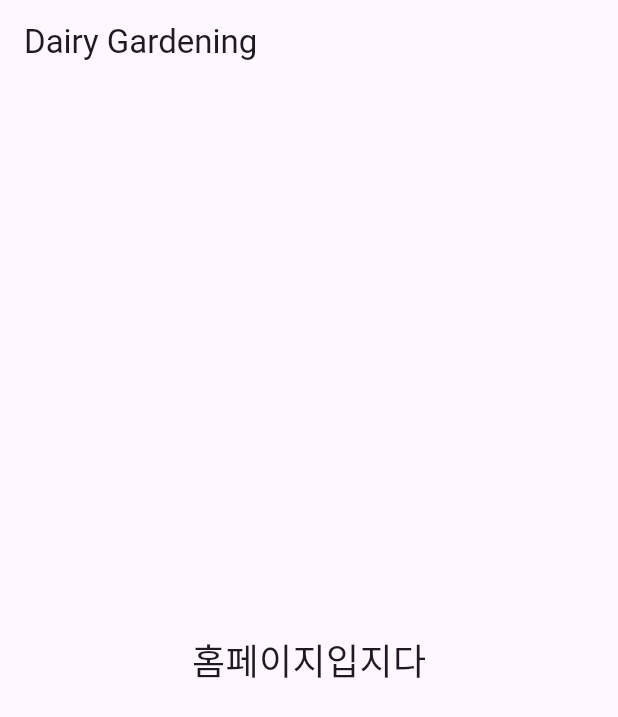
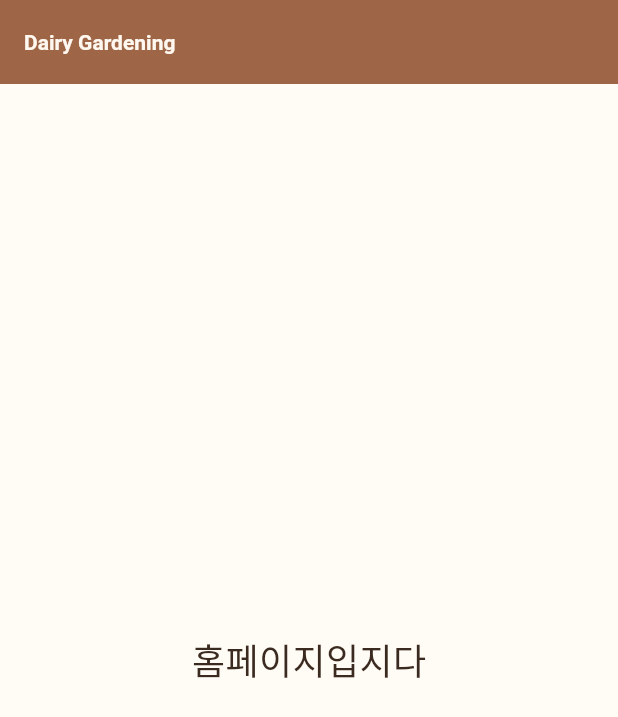
Before and after one commit to GDG-KU/DiaryGarden-FE, a Flutter app: the screen it shows after launch, on a phone screen of 412 x 824 dp. Shown: the top 717 px of the screen. Run offline on Flutter 3.47's test engine with Material 3 defaults, Android fonts, the phone set to English and light mode, and no system bars.

Commit message:
feat(theme): Define main color palette

```diff
--- a/lib/main.dart
+++ b/lib/main.dart
@@ -1,5 +1,7 @@
 import 'package:flutter/material.dart';
-import 'home_page.dart'; // ✅ 여기서 불러오기
+
+import 'home_page.dart';
+import 'theme/app_colors.dart';
 
 void main() {
   runApp(const MyApp());
@@ -10,11 +12,62 @@ class MyApp extends StatelessWidget {
 
   @override
   Widget build(BuildContext context) {
+    final baseTextTheme = ThemeData.light().textTheme.apply(
+      bodyColor: AppColors.textPrimary,
+      displayColor: AppColors.textPrimary,
+    );
+
+    final colorScheme =
+        ColorScheme.fromSeed(
+          seedColor: AppColors.leafGreen,
+          brightness: Brightness.light,
+        ).copyWith(
+          primary: AppColors.leafGreen,
+          onPrimary: AppColors.textOnLeaf,
+          secondary: AppColors.leafBlue,
+          onSecondary: AppColors.textOnLeaf,
+          tertiary: AppColors.leafCoral,
+          onTertiary: AppColors.textOnLeaf,
+          surface: AppColors.background,
+          onSurface: AppColors.textPrimary,
+          primaryContainer: AppColors.trunk,
+          onPrimaryContainer: AppColors.textOnTrunk,
+          secondaryContainer: AppColors.leafYellow,
+          onSecondaryContainer: AppColors.textOnLeaf,
+        );
+
     return MaterialApp(
       debugShowCheckedModeBanner: false,
-      title: 'Dairy Garden',
-      theme: ThemeData(primarySwatch: Colors.green),
-      home: const HomePage(), // ✅ 처음 실행할 때 보여줄 페이지
+      title: 'Diary Garden',
+      theme: ThemeData(
+        useMaterial3: true,
+        colorScheme: colorScheme,
+        scaffoldBackgroundColor: AppColors.background,
+        textTheme: baseTextTheme,
+        appBarTheme: AppBarTheme(
+          backgroundColor: AppColors.trunk,
+          foregroundColor: AppColors.textOnTrunk,
+          elevation: 0,
+          titleTextStyle: baseTextTheme.titleLarge?.copyWith(
+            color: AppColors.textOnTrunk,
+            fontWeight: FontWeight.w600,
+          ),
+          iconTheme: const IconThemeData(color: AppColors.textOnTrunk),
+        ),
+        floatingActionButtonTheme: const FloatingActionButtonThemeData(
+          backgroundColor: AppColors.leafCoral,
+          foregroundColor: AppColors.textOnLeaf,
+        ),
+        chipTheme: ChipThemeData(
+          backgroundColor: AppColors.leafYellow.withValues(alpha: 0.3),
+          labelStyle: baseTextTheme.labelLarge?.copyWith(
+            color: AppColors.textSecondary,
+          ),
+          padding: const EdgeInsets.symmetric(horizontal: 12, vertical: 8),
+          shape: const StadiumBorder(),
+        ),
+      ),
+      home: const HomePage(),
     );
   }
 }
```
